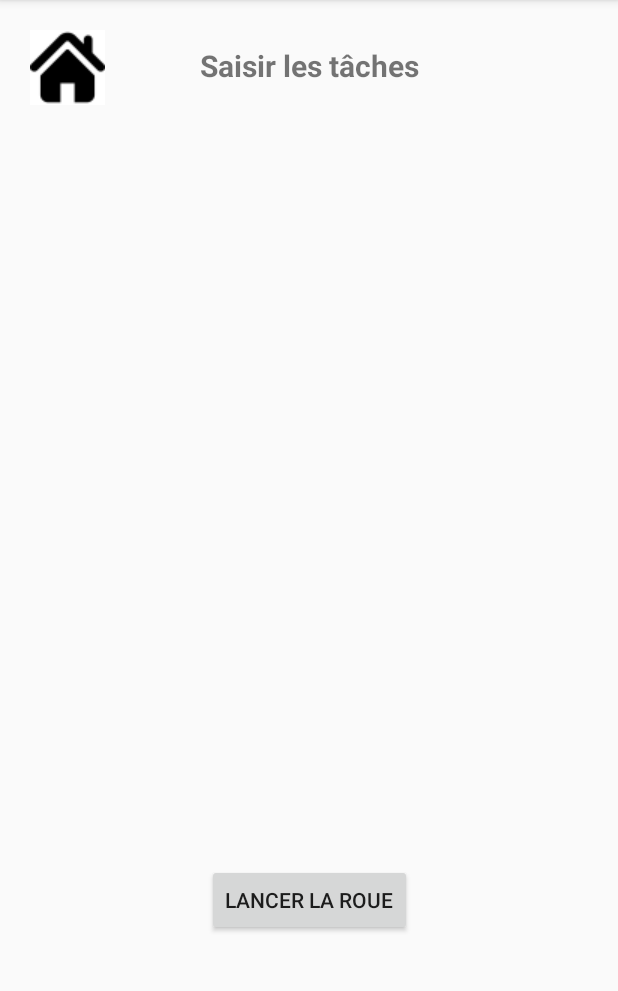
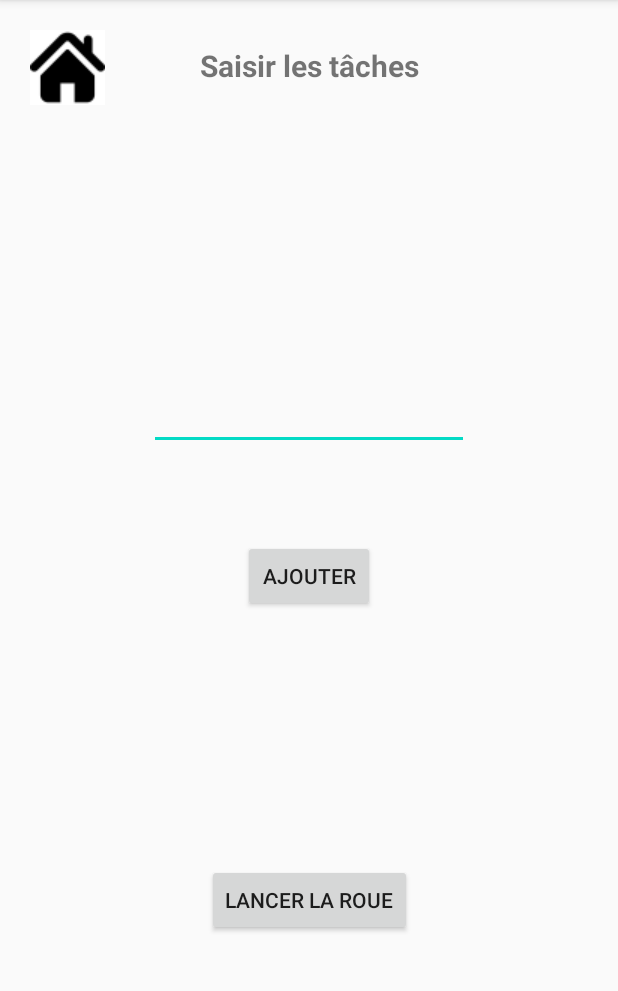
Before and after one commit to ThomasChatard/telephone, an Android app: the RoueHasardTaches screen opened directly, with no data from a screen before it, on a phone screen of 412 x 824 dp, the part 84-1075 px from its top. Run offline under Robolectric (Android 15) with nearby library versions, the phone set to English and light mode, and no system bars.

Commit message:
Ajouts taches derniere page

```diff
--- a/app/src/main/java/com/example/tacheroulette/RoueHasardTaches.java
+++ b/app/src/main/java/com/example/tacheroulette/RoueHasardTaches.java
@@ -4,10 +4,13 @@ import android.content.Intent;
 import android.os.Bundle;
 import android.view.View;
 import android.widget.Button;
+import android.widget.EditText;
 import android.widget.ImageButton;
 import android.widget.TextView;
 
 import androidx.appcompat.app.AppCompatActivity;
+
+import java.util.ArrayList;
 
 public class RoueHasardTaches extends AppCompatActivity {
 
@@ -22,15 +25,28 @@ public class RoueHasardTaches extends AppCompatActivity {
             str = intent.getStringArrayExtra("noms");
         }
 
-        final TextView tv = findViewById(R.id.tv);
-        tv.setText(str[0]);
+        final Button suivant = findViewById(R.id.suivant);
+        final Button ajouter = findViewById(R.id.ajouter);
+        final ArrayList<String> taches = new ArrayList<String>();
+        final String[] array = new String[500];
 
-        final Button suivant = findViewById(R.id.suivant);
+        ajouter.setOnClickListener(new View.OnClickListener(){
+            public void onClick(View v){
+                final EditText saisie = (EditText) findViewById(R.id.et1);
+                taches.add(saisie.getText().toString());
+                saisie.setText(" ");
+            }
+        });
+
         final String[] finalStr = str;
         suivant.setOnClickListener(new View.OnClickListener() {
             public void onClick(View v){
+                for (int i = 0; i <= taches.size()-1; i++){
+                    array[i] = taches.get(i);
+                }
                 Intent intent = new Intent(RoueHasardTaches.this, RoueHasard.class);
                 intent.putExtra("noms", finalStr);
+                intent.putExtra("taches", array);
                 RoueHasardTaches.this.startActivity(intent);
             }
         });
--- a/app/src/main/res/layout/rouehasardtaches.xml
+++ b/app/src/main/res/layout/rouehasardtaches.xml
@@ -58,4 +58,28 @@
         app:layout_constraintEnd_toEndOf="parent"
         app:layout_constraintStart_toStartOf="parent"
         app:layout_constraintTop_toBottomOf="@+id/textView" />
+
+    <Button
+        android:id="@+id/ajouter"
+        android:layout_width="wrap_content"
+        android:layout_height="wrap_content"
+        android:layout_marginBottom="168dp"
+        android:text="@string/ajouter"
+        app:layout_constraintBottom_toTopOf="@+id/suivant"
+        app:layout_constraintEnd_toEndOf="parent"
+        app:layout_constraintHorizontal_bias="0.5"
+        app:layout_constraintStart_toStartOf="parent" />
+
+    <EditText
+        android:id="@+id/et1"
+        android:layout_width="wrap_content"
+        android:layout_height="wrap_content"
+        android:ems="10"
+        android:inputType="textPersonName"
+        android:text=""
+        app:layout_constraintBottom_toTopOf="@+id/ajouter"
+        app:layout_constraintEnd_toEndOf="parent"
+        app:layout_constraintStart_toStartOf="parent"
+        app:layout_constraintTop_toBottomOf="@+id/textView"
+        app:layout_constraintVertical_bias="0.768" />
 </androidx.constraintlayout.widget.ConstraintLayout>
```
Also changed, not shown: app/src/main/java/com/example/tacheroulette/RoueHasard.java (+12 -69 lines).
